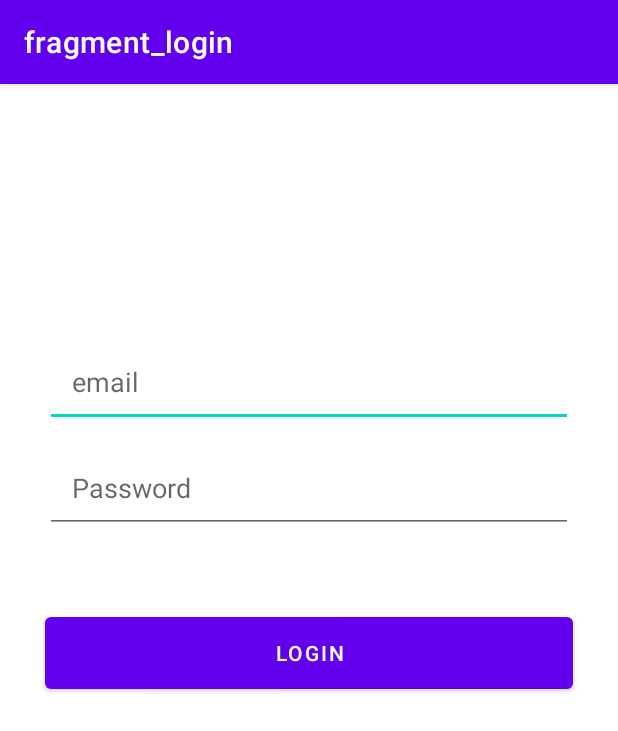
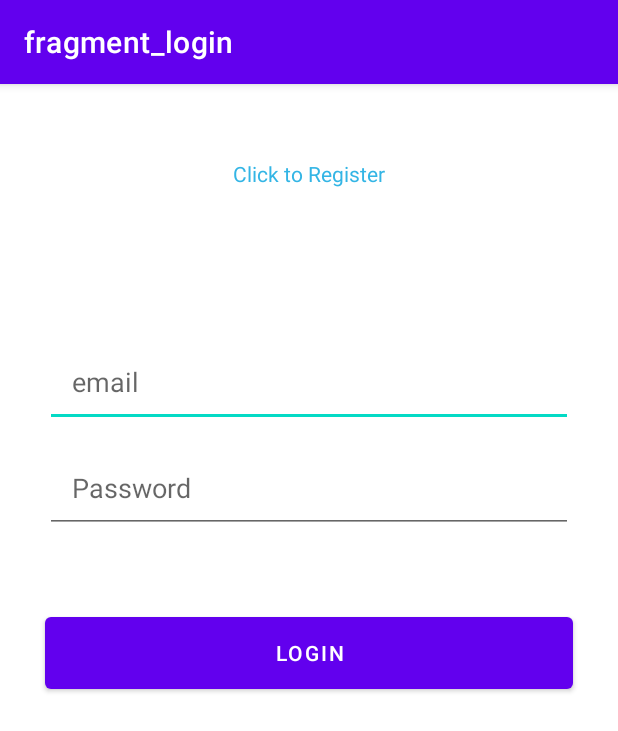
Before and after one commit to jmngige/Me, an Android app: the screen it shows after launch (MainActivity), on a phone screen of 412 x 824 dp. Shown: the top 731 px of the screen. Run offline under Robolectric (Android 15) with nearby library versions, the phone set to English and light mode, and no system bars; our stand-ins replace Dagger/Hilt's generated code, navigation-ui.

Commit message:
Initial commit

```diff
--- a/app/src/main/java/com/starsolns/me/data/repository/UserRepository.kt
+++ b/app/src/main/java/com/starsolns/me/data/repository/UserRepository.kt
@@ -6,6 +6,7 @@ import com.starsolns.me.model.UserRegister
 import com.starsolns.me.model.UserResponse
 import com.starsolns.me.util.NetworkResult
 import dagger.hilt.android.scopes.ActivityRetainedScoped
+import retrofit2.Call
 import retrofit2.Response
 import javax.inject.Inject
 
@@ -22,4 +23,8 @@ class UserRepository @Inject constructor(
         return networkApi.registerUser(userRegister)
     }
 
+    fun registerUserCall(name: String, email: String, phone: String, password: String): Call<UserResponse>{
+        return networkApi.registerUserCall(name, email, phone, password)
+    }
+
 }
--- a/app/src/main/java/com/starsolns/me/di/NetworkModule.kt
+++ b/app/src/main/java/com/starsolns/me/di/NetworkModule.kt
@@ -9,7 +9,6 @@ import dagger.hilt.components.SingletonComponent
 import okhttp3.OkHttpClient
 import retrofit2.Retrofit
 import retrofit2.converter.gson.GsonConverterFactory
-import java.util.concurrent.TimeUnit
 import javax.inject.Singleton
 
 @Module
@@ -39,8 +38,6 @@ object  NetworkModule {
     @Provides
     fun provideOkHttp(): OkHttpClient{
         return OkHttpClient.Builder()
-            .callTimeout(15, TimeUnit.SECONDS)
-            .readTimeout(15, TimeUnit.SECONDS)
             .build()
     }
 
--- a/app/src/main/java/com/starsolns/me/util/Constants.kt
+++ b/app/src/main/java/com/starsolns/me/util/Constants.kt
@@ -3,7 +3,7 @@ package com.starsolns.me.util
 class Constants {
 
     companion object {
-        const val BASE_URL = "https://jmn-taskmanager-api.herokuapp.com/api/v1/"
+        const val BASE_URL = "https://jmn-taskmanager-api.herokuapp.com"
     }
 
 }
--- a/app/src/main/java/com/starsolns/me/views/fragments/HomeFragment.kt
+++ b/app/src/main/java/com/starsolns/me/views/fragments/HomeFragment.kt
@@ -6,7 +6,9 @@ import android.view.LayoutInflater
 import android.view.View
 import android.view.ViewGroup
 import com.starsolns.me.R
+import dagger.hilt.android.AndroidEntryPoint
 
+@AndroidEntryPoint
 class HomeFragment : Fragment() {
 
 
--- a/app/src/main/java/com/starsolns/me/views/fragments/LoginFragment.kt
+++ b/app/src/main/java/com/starsolns/me/views/fragments/LoginFragment.kt
@@ -5,14 +5,34 @@ import androidx.fragment.app.Fragment
 import android.view.LayoutInflater
 import android.view.View
 import android.view.ViewGroup
+import androidx.navigation.fragment.findNavController
 import com.starsolns.me.R
+import com.starsolns.me.databinding.FragmentLoginBinding
+import com.starsolns.me.databinding.FragmentRegisterBinding
+import dagger.hilt.android.AndroidEntryPoint
+
+@AndroidEntryPoint
 class LoginFragment : Fragment() {
+
+    private var _binding: FragmentLoginBinding? = null
+    private val binding get() = _binding!!
+
 
     override fun onCreateView(
         inflater: LayoutInflater, container: ViewGroup?,
         savedInstanceState: Bundle?
     ): View? {
-        // Inflate the layout for this fragment
-        return inflater.inflate(R.layout.fragment_login, container, false)
+        _binding = FragmentLoginBinding.inflate(layoutInflater, container, false)
+
+        binding.registerText.setOnClickListener {
+            findNavController().navigate(R.id.action_loginFragment_to_registerFragment)
+        }
+
+        return binding.root
+    }
+
+    override fun onDestroyView() {
+        super.onDestroyView()
+        _binding = null
     }
 }
--- a/app/src/main/java/com/starsolns/me/views/host/MainActivity.kt
+++ b/app/src/main/java/com/starsolns/me/views/host/MainActivity.kt
@@ -7,7 +7,9 @@ import androidx.navigation.fragment.NavHostFragment
 import androidx.navigation.fragment.findNavController
 import androidx.navigation.ui.setupActionBarWithNavController
 import com.starsolns.me.R
+import dagger.hilt.android.AndroidEntryPoint
 
+@AndroidEntryPoint
 class MainActivity : AppCompatActivity() {
 
     private lateinit var navController: NavController
--- a/app/src/main/res/layout/fragment_login.xml
+++ b/app/src/main/res/layout/fragment_login.xml
@@ -6,6 +6,17 @@
     xmlns:app="http://schemas.android.com/apk/res-auto"
     tools:context=".views.fragments.LoginFragment">
 
+    <TextView
+        android:layout_width="wrap_content"
+        android:layout_height="wrap_content"
+        app:layout_constraintTop_toTopOf="parent"
+        android:layout_marginTop="50dp"
+        android:id="@+id/registerText"
+        android:text="Click to Register"
+        android:textColor="@android:color/holo_blue_light"
+        app:layout_constraintEnd_toEndOf="parent"
+        app:layout_constraintStart_toStartOf="parent"
+        />
 
     <com.google.android.material.textfield.TextInputEditText
         android:id="@+id/login_email"
```
Also changed, not shown: app/src/main/java/com/starsolns/me/data/network/NetworkApi.kt (+13 -3 lines), app/src/main/java/com/starsolns/me/data/viewmodel/MainViewModel.kt (+45 -20 lines), app/src/main/java/com/starsolns/me/model/UserRegister.kt (+6 -5 lines), app/src/main/java/com/starsolns/me/views/fragments/RegisterFragment.kt (+34 -15 lines).
